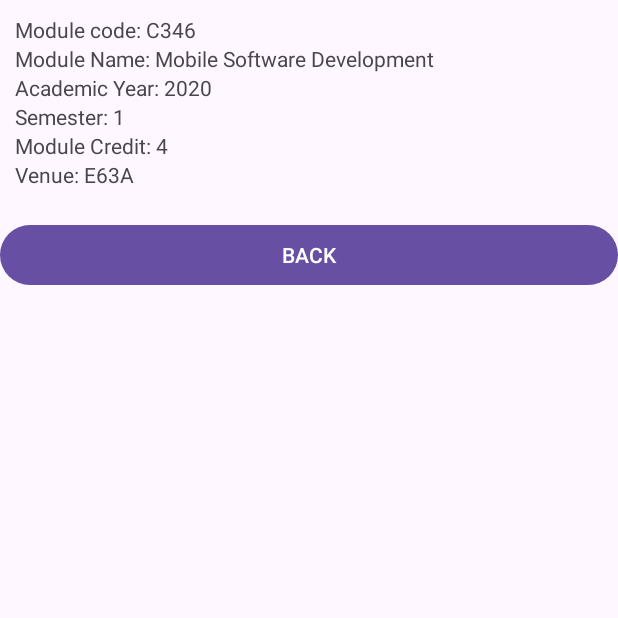
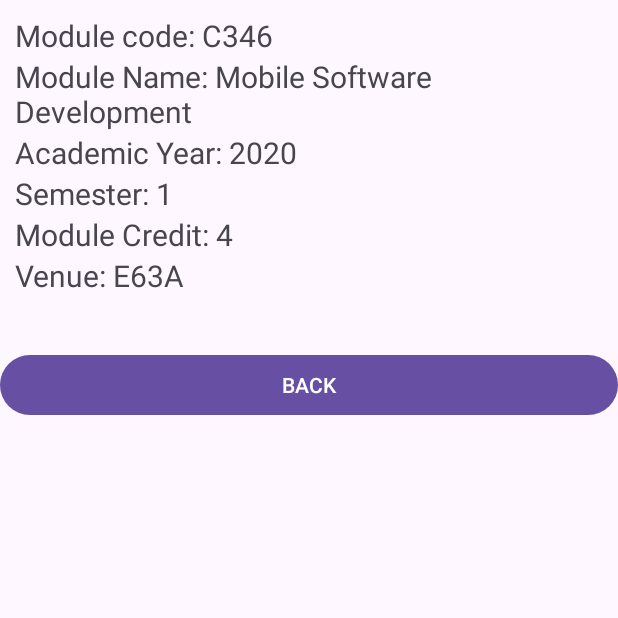
Before and after one commit to MarcusAng-RP/L05MyModules, an Android app: the screen it shows after launch (ModuleDetailsActivity), after a tap on "C346 Mobile App Development", on a phone screen of 412 x 824 dp, the top half of it. Run offline under Robolectric (Android 15) with nearby library versions, the phone set to English and light mode, and no system bars.

Commit message:
My Module

```diff
--- a/app/src/main/res/layout/activity_module_details.xml
+++ b/app/src/main/res/layout/activity_module_details.xml
@@ -15,7 +15,8 @@
         android:layout_marginLeft="10sp"
         android:layout_marginTop="10sp"
         android:layout_marginRight="10sp"
-        android:text="TextView" />
+        android:text="TextView"
+        android:textSize="20sp" />
 
     <TextView
         android:id="@+id/tvModuleName"
@@ -23,7 +24,8 @@
         android:layout_height="wrap_content"
         android:layout_marginLeft="10sp"
         android:layout_marginRight="10sp"
-        android:text="TextView" />
+        android:text="TextView"
+        android:textSize="20sp" />
 
     <TextView
         android:id="@+id/tvAcdYr"
@@ -31,7 +33,8 @@
         android:layout_height="wrap_content"
         android:layout_marginLeft="10sp"
         android:layout_marginRight="10sp"
-        android:text="TextView" />
+        android:text="TextView"
+        android:textSize="20sp" />
 
     <TextView
         android:id="@+id/tvSem"
@@ -39,7 +42,8 @@
         android:layout_height="wrap_content"
         android:layout_marginLeft="10sp"
         android:layout_marginRight="10sp"
-        android:text="TextView" />
+        android:text="TextView"
+        android:textSize="20sp" />
 
     <TextView
         android:id="@+id/tvModCred"
@@ -47,20 +51,23 @@
         android:layout_height="wrap_content"
         android:layout_marginLeft="10sp"
         android:layout_marginRight="10sp"
-        android:text="TextView" />
+        android:text="TextView"
+        android:textSize="20sp" />
 
     <TextView
         android:id="@+id/tvVenue"
         android:layout_width="match_parent"
         android:layout_height="wrap_content"
-        android:layout_marginLeft="10sp"
         android:layout_marginRight="10sp"
-        android:text="TextView" />
+        android:text="TextView"
+        android:textSize="20sp"
+        android:layout_marginLeft="10sp" />
 
     <Button
         android:id="@+id/btnback"
         android:layout_width="match_parent"
         android:layout_height="wrap_content"
-        android:layout_marginTop="20sp"
+        android:layout_marginTop="35sp"
+        android:layout_marginBottom="50sp"
         android:text="BACK" />
 </LinearLayout>
```
Also changed, not shown: app/src/main/java/sg/edu/rp/c346/id22002222/mymodules/ModuleInfo.java (deleted, +0 -30 lines), app/src/main/res/layout/activity_main.xml (+10 -5 lines), app/src/main/res/layout/activity_module_info.xml (deleted, +0 -15 lines).
